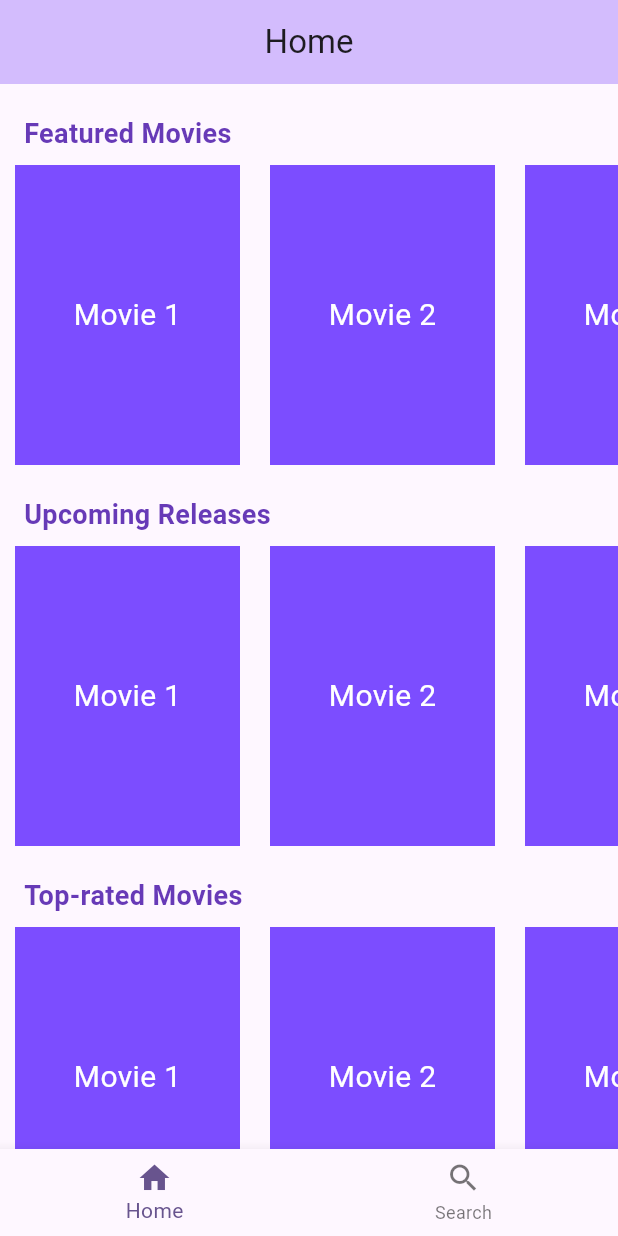
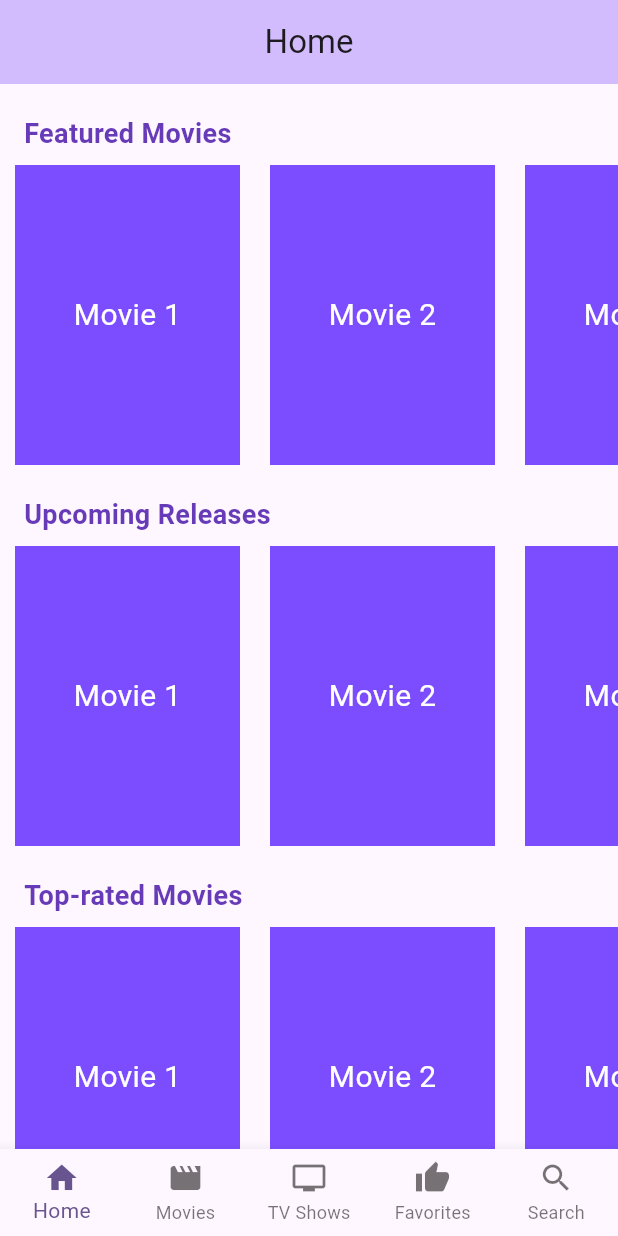
Before and after one commit to mauriciolechugaCA/PopcornMate, a Flutter app: the screen it shows after launch, on a phone screen of 412 x 824 dp. Run offline on Flutter 3.47's test engine with Material 3 defaults, Android fonts, the phone set to English and light mode, and no system bars.

Commit message:
Added navigation items for Movies, TV Shows, and Favorites in the main navigation

```diff
--- a/lib/navigation/main_navigation.dart
+++ b/lib/navigation/main_navigation.dart
@@ -16,6 +16,9 @@ class _MainNavigationState extends State<MainNavigation> {
   // Creates a list of widgets to be displayed in the navigation
   static const List<Widget> _pages = [
     MyHomePage(title: 'Home'),
+    SearchPage(title: 'Movies'), // MoviesScreen(title: 'Movies'),  // TODO: Implement MoviesScreen
+    SearchPage(title: 'TV Shows'),// TVshowsScreen(title: 'TV Shows'), // TODO: Implement TVshowsScreen
+    SearchPage(title: 'Favorites'),// FavoritesScreen(title: 'Favorites'), // TODO: Implement FavoritesScreen
     SearchPage(title: 'Search'),
   ];
 
@@ -33,6 +36,9 @@ class _MainNavigationState extends State<MainNavigation> {
         type: BottomNavigationBarType.fixed,
         items: const <BottomNavigationBarItem>[
           BottomNavigationBarItem(icon: Icon(Icons.home), label: 'Home'),
+          BottomNavigationBarItem(icon: Icon(Icons.movie), label: 'Movies'),
+          BottomNavigationBarItem(icon: Icon(Icons.tv), label: 'TV Shows'),
+          BottomNavigationBarItem(icon: Icon(Icons.thumb_up), label: 'Favorites'),
           BottomNavigationBarItem(icon: Icon(Icons.search), label: 'Search'),
         ],
         currentIndex: _selectedIndex,
```
